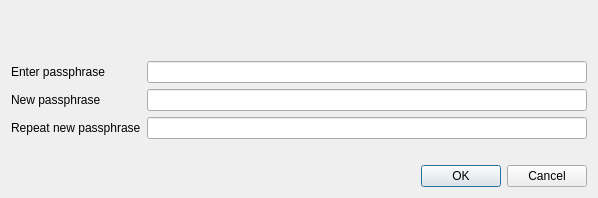
First picture: the form in src/qt/forms/askpassphrasedialog.ui, repository rtc29462/JackpotCoin, before the edit.
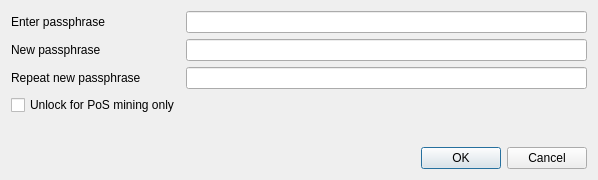
Second picture: the form after the edit.

Diff of the .ui file:
```diff
--- a/src/qt/forms/askpassphrasedialog.ui
+++ b/src/qt/forms/askpassphrasedialog.ui
@@ -7,7 +7,7 @@
     <x>0</x>
     <y>0</y>
     <width>598</width>
-    <height>198</height>
+    <height>180</height>
    </rect>
   </property>
   <property name="sizePolicy">
@@ -26,16 +26,6 @@
    <string>Passphrase Dialog</string>
   </property>
   <layout class="QVBoxLayout" name="verticalLayout">
-   <item>
-    <widget class="QLabel" name="warningLabel">
-     <property name="textFormat">
-      <enum>Qt::RichText</enum>
-     </property>
-     <property name="wordWrap">
-      <bool>true</bool>
-     </property>
-    </widget>
-   </item>
    <item>
     <layout class="QFormLayout" name="formLayout">
      <property name="fieldGrowthPolicy">
@@ -99,8 +89,28 @@
        </property>
       </widget>
      </item>
+     <item row="3" column="0">
+      <widget class="QCheckBox" name="stakingCheckBox">
+       <property name="accessibleDescription">
+        <string extracomment="Check this option if want to ulock wallet for PoS mining only"/>
+       </property>
+       <property name="text">
+        <string>Unlock for PoS mining only</string>
+       </property>
+      </widget>
+     </item>
     </layout>
    </item>
+   <item>
+    <widget class="QLabel" name="warningLabel">
+     <property name="textFormat">
+      <enum>Qt::RichText</enum>
+     </property>
+     <property name="wordWrap">
+      <bool>true</bool>
+     </property>
+    </widget>
+   </item>
    <item>
     <widget class="QDialogButtonBox" name="buttonBox">
      <property name="orientation">
```
